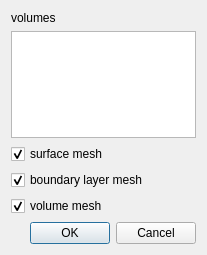
Old version of the form src/libengrid/guicreatevolumemesh.ui in the repository enGits/engrid.
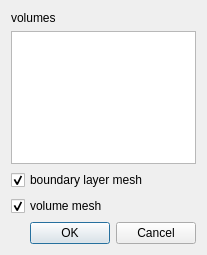
New version of the form.

```diff
--- a/src/libengrid/guicreatevolumemesh.ui
+++ b/src/libengrid/guicreatevolumemesh.ui
@@ -24,16 +24,6 @@
    <item>
     <widget class="QListWidget" name="m_ListWidgetVolumes"/>
    </item>
-   <item>
-    <widget class="QCheckBox" name="m_CheckBoxSurface">
-     <property name="text">
-      <string>surface mesh</string>
-     </property>
-     <property name="checked">
-      <bool>true</bool>
-     </property>
-    </widget>
-   </item>
    <item>
     <widget class="QCheckBox" name="m_CheckBoxBoundaryLayer">
      <property name="text">
```
Left out of the diff: 1 changed line with no effect on the pictures.
